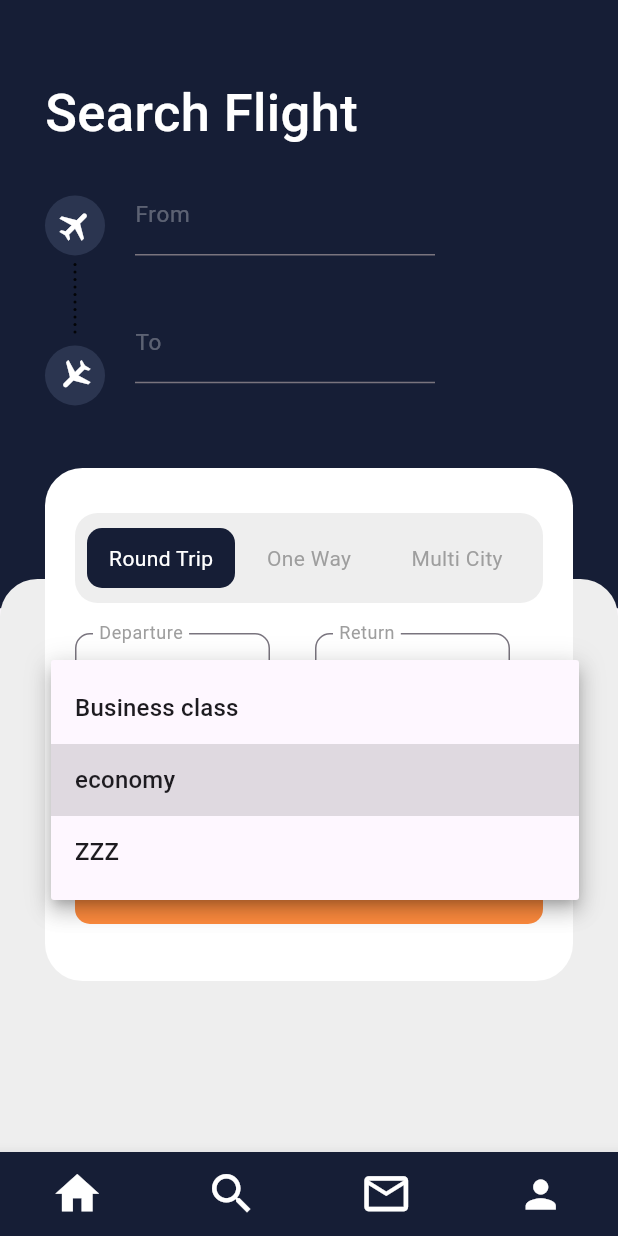
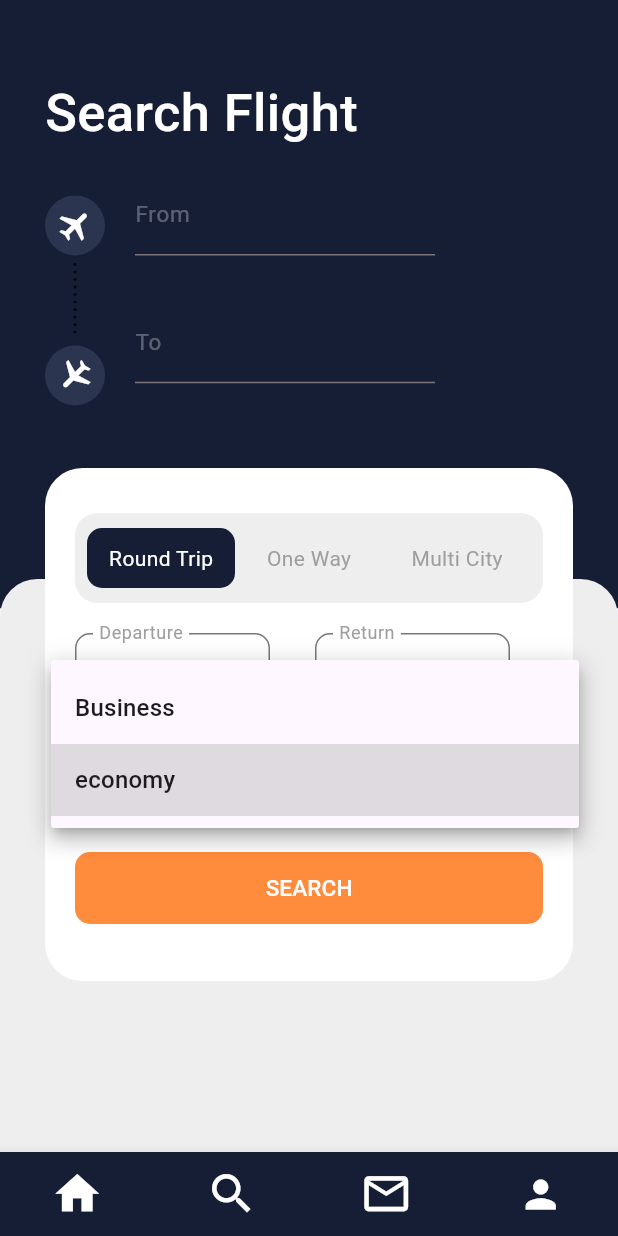
Before and after one commit to xmaherr/air_plane_mobile_app, a Flutter app: the HomeScreenLayout screen opened directly, after a tap on "economy", on a phone screen of 412 x 824 dp. Run offline on Flutter 3.47's test engine with Material 3 defaults, Android fonts, the light colour scheme and no system bars; accounts and stored records are empty.

Commit message:
add comment to main.dart

```diff
--- a/lib/layout/home_layout.dart
+++ b/lib/layout/home_layout.dart
@@ -18,7 +18,7 @@ class _HomeScreenLayoutState extends State<HomeScreenLayout> {
   String selectedClass = 'economy';
   TextEditingController departureController = TextEditingController();
   var returnController = TextEditingController();
-  final List<String> _items = ['Business class', 'economy','ZZZ'];
+  final List<String> _items = ['Business', 'economy'];
   late FocusNode _focusNode;
   bool isFocused =false;
 
--- a/pubspec.yaml
+++ b/pubspec.yaml
@@ -59,9 +59,8 @@ flutter:
   uses-material-design: true
 
   # To add assets to your application, add an assets section, like this:
-  # assets:
-  #   - images/a_dot_burr.jpeg
-  #   - images/a_dot_ham.jpeg
+  assets:
+    - lib/images/
 
   # An image asset can refer to one or more resolution-specific "variants", see
   # https://flutter.dev/assets-and-images/#resolution-aware
```
Also changed, not shown: lib/main.dart (+20 -1 lines), lib/images/egAirline.png (added).
